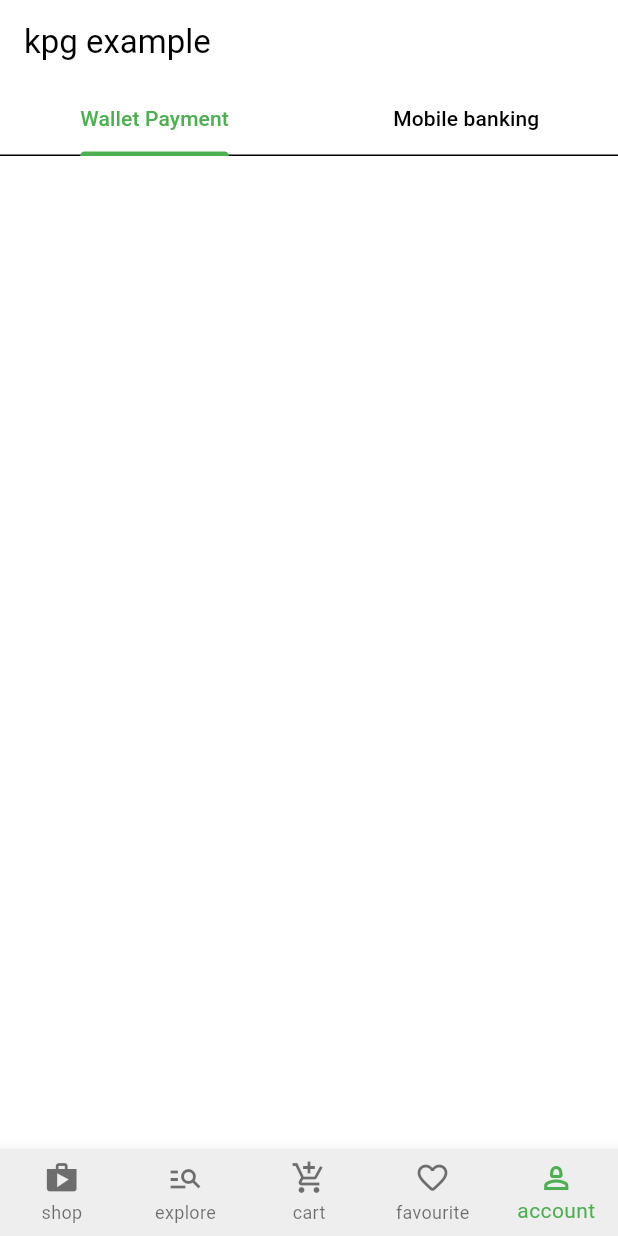
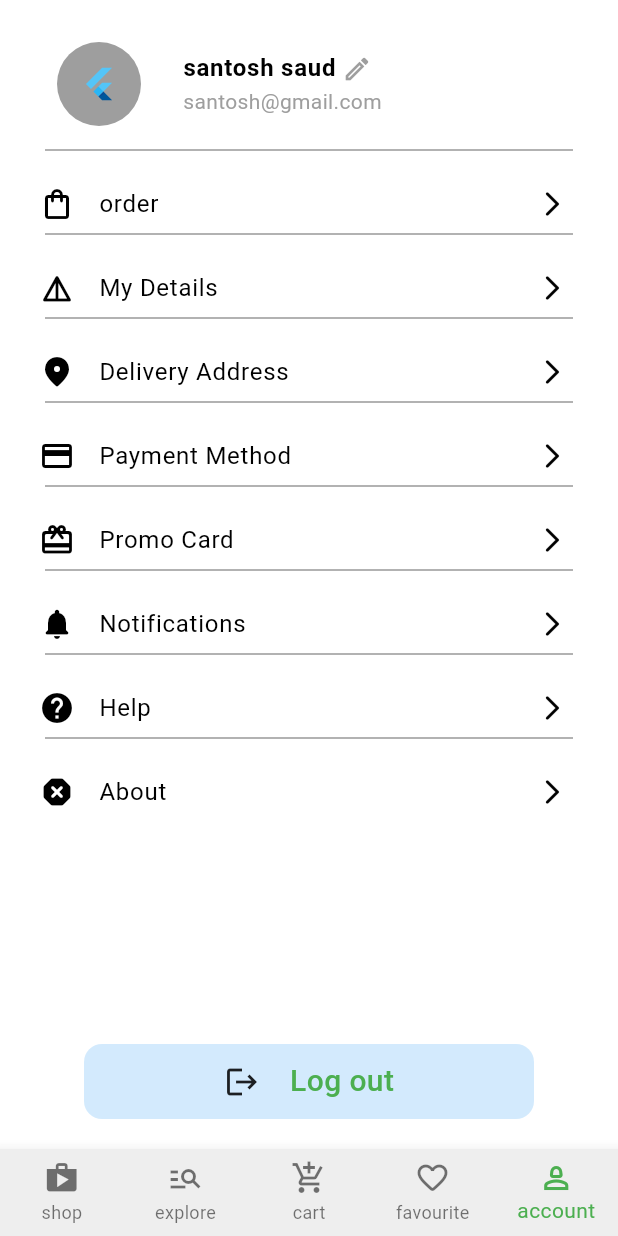
Before and after one commit to santoshsaud0232/grocerry-app, a Flutter app: the screen it shows after launch, item 5 of the bottom bar chosen, on a phone screen of 412 x 824 dp. Run offline on Flutter 3.47's test engine with Material 3 defaults, Android fonts, the phone set to English and light mode, and no system bars; our stand-ins replace country_code_picker, go_router, google_fonts, smooth_page_indicator.

Commit message:
made ui for account page

```diff
--- /dev/null
+++ b/lib/custom_widget/account_listtile.dart
@@ -0,0 +1,31 @@
+import 'package:flutter/material.dart';
+
+class AccountListTile extends StatelessWidget {
+  final String titile;
+  final IconData icon;
+  final void Function()? onTap;
+  const AccountListTile({
+    required this.titile,
+    required this.icon,
+    required this.onTap,
+    super.key,
+  });
+
+  @override
+  Widget build(BuildContext context) {
+    return InkWell(
+      onTap: () {},
+      child: SizedBox(
+        height: 40,
+        child: ListTile(
+          leading: Icon(icon),
+          title: Text(titile),
+          trailing: Icon(
+            Icons.arrow_forward_ios_rounded,
+            size: 20,
+          ),
+        ),
+      ),
+    );
+  }
+}
--- /dev/null
+++ b/lib/custom_widget/log_out_btn.dart
@@ -0,0 +1,47 @@
+import 'package:flutter/material.dart';
+
+class CustomLogoutBtn extends StatelessWidget {
+  final String btnTxt;
+  final void Function()? onTap;
+
+  const CustomLogoutBtn({
+    super.key,
+    required this.btnTxt,
+    required this.onTap,
+  });
+
+  @override
+  Widget build(BuildContext context) {
+    return InkWell(
+      onTap: () {},
+      child: Container(
+        padding: EdgeInsets.all(10),
+        height: 50,
+        width: 300,
+        decoration: BoxDecoration(
+          color: Colors.blue.withValues(
+            alpha: 0.2,
+          ),
+          borderRadius: BorderRadius.circular(12),
+        ),
+        child: Row(
+          mainAxisAlignment: MainAxisAlignment.center,
+          children: [
+            Icon(Icons.logout),
+            SizedBox(
+              width: 20,
+            ),
+            Text(
+              "Log out",
+              style: TextStyle(
+                fontSize: 20,
+                fontWeight: FontWeight.w500,
+                color: Colors.green,
+              ),
+            )
+          ],
+        ),
+      ),
+    );
+  }
+}
--- a/lib/screens/home/accounts/account_screen.dart
+++ b/lib/screens/home/accounts/account_screen.dart
@@ -1,50 +1,105 @@
-import 'package:flutter/cupertino.dart';
-import 'package:flutter/foundation.dart';
 import 'package:flutter/material.dart';
+import 'package:google_fonts/google_fonts.dart';
+import 'package:grocerry_app/custom_widget/account_listtile.dart';
+import 'package:grocerry_app/custom_widget/log_out_btn.dart';
 
 class AccountScreen extends StatelessWidget {
   const AccountScreen({super.key});
 
   @override
   Widget build(BuildContext context) {
-    return DefaultTabController(
-      length: 2,
-      child: Scaffold(
-        appBar: AppBar(
-          title: const Text("kpg example"),
-          bottom: const TabBar(tabs: [
-            Tab(
-              text: "Wallet Payment",
+    List<IconData> icons = [
+      Icons.shopping_bag_outlined,
+      Icons.details_rounded,
+      Icons.location_on_rounded,
+      Icons.payment_outlined,
+      Icons.wallet_giftcard_rounded,
+      Icons.notifications_rounded,
+      Icons.help,
+      Icons.dangerous_rounded
+    ];
+    List<String> title = [
+      "order",
+      "My Details",
+      "Delivery Address",
+      "Payment Method",
+      "Promo Card",
+      "Notifications",
+      "Help",
+      "About"
+    ];
+    return SafeArea(
+        child: Scaffold(
+      body: Padding(
+        padding: const EdgeInsets.symmetric(vertical: 20, horizontal: 10),
+        child: Column(
+          children: [
+            ListTile(
+              leading: CircleAvatar(
+                radius: 40,
+                backgroundColor: Colors.grey,
+                child: FlutterLogo(),
+              ),
+              title: Row(
+                children: [
+                  Text(
+                    "santosh saud",
+                    style: GoogleFonts.aBeeZee().copyWith(
+                      fontWeight: FontWeight.w600,
+                      fontSize: 16,
+                    ),
+                  ),
+                  SizedBox(
+                    width: 4,
+                  ),
+                  InkWell(
+                    onTap: () {},
+                    child: Icon(
+                      Icons.edit_outlined,
+                      color: Colors.grey,
+                      size: 20,
+                    ),
+                  )
+                ],
+              ),
+              subtitle: Text(
+                "santosh@gmail.com",
+                style: TextStyle(
+                  color: Colors.grey,
+                ),
+              ),
             ),
-            Tab(
-              text: " Mobile banking",
+            Divider(
+              thickness: 0.4,
+              indent: 20,
+              endIndent: 20,
+            ),
+            Flexible(
+              flex: 2,
+              child: ListView.separated(
+                  itemBuilder: (context, index) {
+                    return AccountListTile(
+                      titile: title[index],
+                      icon: icons[index],
+                      onTap: () {},
+                    );
+                  },
+                  separatorBuilder: (context, index) {
+                    return Divider(
+                      thickness: 0.4,
+                      indent: 20,
+                      endIndent: 20,
+                    );
+                  },
+                  itemCount: title.length),
+            ),
+            CustomLogoutBtn(
+              btnTxt: "Log out",
+              onTap: () {},
             )
-          ]),
+          ],
         ),
-        body: Text(""),
       ),
-    );
+    ));
   }
 }
-
-class EsewDemo extends StatefulWidget {
-  const EsewDemo({super.key});
-
-  @override
-  State<EsewDemo> createState() => _EsewDemoState();
-}
-
-class _EsewDemoState extends State<EsewDemo> {
-  @override
-  Widget build(BuildContext context) {
-    return Scaffold(
-      body: Center(
-          child: Column(
-              //example usecase1
-
-              // Example Use case - 1
-
-              )),
-    );
-  }
-}
```
